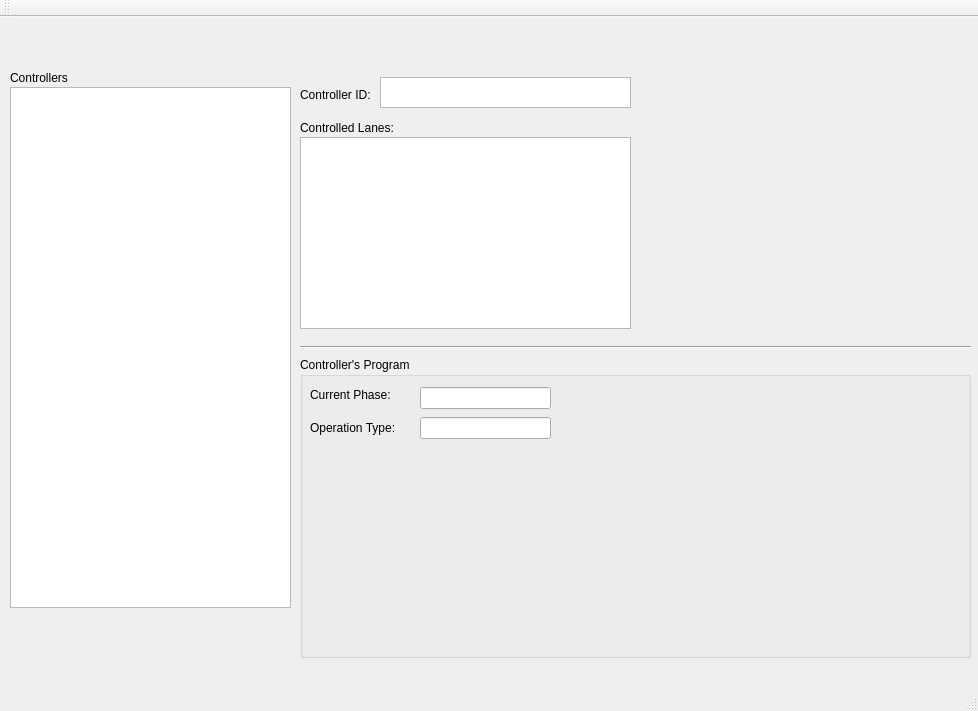
The window that Tcc-GUI/mainwindow.ui (gnakamiti/Supervisor-TCC) describes before a commit, drawn with Qt 5.
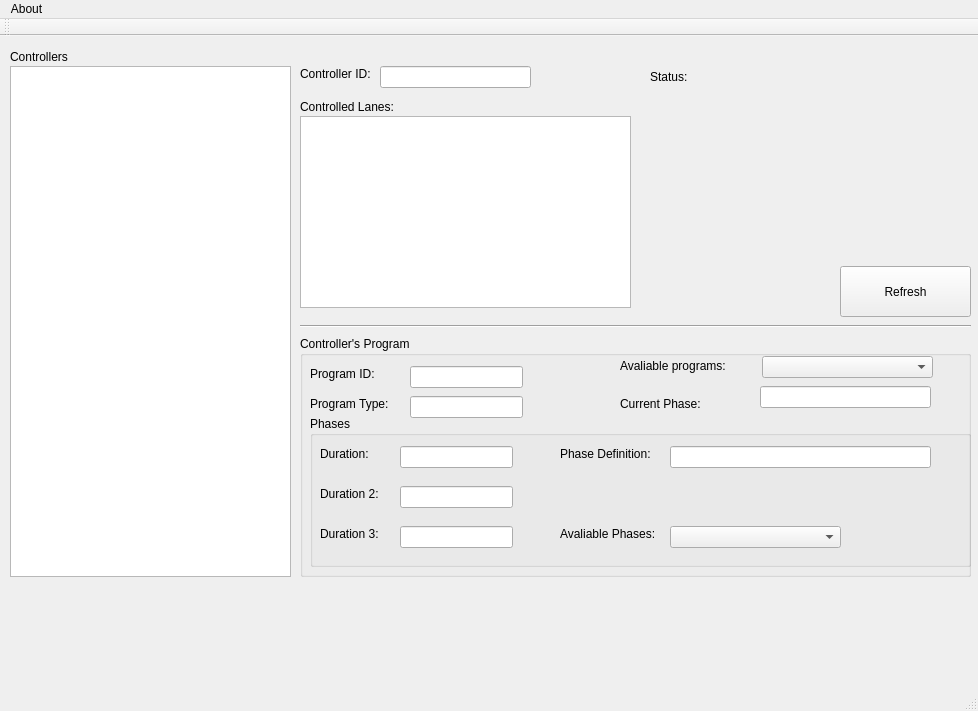
The same window after the commit. Icons and pictures are not drawn.

The edit to the form file:
```diff
--- a/Tcc-GUI/mainwindow.ui
+++ b/Tcc-GUI/mainwindow.ui
@@ -22,9 +22,9 @@
     <property name="geometry">
      <rect>
       <x>10</x>
-      <y>70</y>
+      <y>30</y>
       <width>281</width>
-      <height>521</height>
+      <height>511</height>
      </rect>
     </property>
    </widget>
@@ -32,7 +32,7 @@
     <property name="geometry">
      <rect>
       <x>10</x>
-      <y>50</y>
+      <y>10</y>
       <width>81</width>
       <height>21</height>
      </rect>
@@ -45,7 +45,7 @@
     <property name="geometry">
      <rect>
       <x>300</x>
-      <y>70</y>
+      <y>30</y>
       <width>161</width>
       <height>16</height>
      </rect>
@@ -54,24 +54,11 @@
      <string>Controller ID:</string>
     </property>
    </widget>
-   <widget class="QTextEdit" name="txtControllerName">
-    <property name="geometry">
-     <rect>
-      <x>380</x>
-      <y>60</y>
-      <width>251</width>
-      <height>31</height>
-     </rect>
-    </property>
-    <property name="readOnly">
-     <bool>true</bool>
-    </property>
-   </widget>
    <widget class="QLabel" name="lblControlledLanes">
     <property name="geometry">
      <rect>
       <x>300</x>
-      <y>100</y>
+      <y>60</y>
       <width>141</width>
       <height>21</height>
      </rect>
@@ -84,7 +71,7 @@
     <property name="geometry">
      <rect>
       <x>300</x>
-      <y>120</y>
+      <y>80</y>
       <width>331</width>
       <height>192</height>
      </rect>
@@ -94,7 +81,7 @@
     <property name="geometry">
      <rect>
       <x>300</x>
-      <y>320</y>
+      <y>280</y>
       <width>671</width>
       <height>20</height>
      </rect>
@@ -107,19 +94,244 @@
     <property name="geometry">
      <rect>
       <x>300</x>
-      <y>340</y>
+      <y>300</y>
       <width>671</width>
-      <height>301</height>
+      <height>241</height>
      </rect>
     </property>
     <property name="title">
      <string>Controller's Program</string>
     </property>
+    <widget class="QLabel" name="lblProgramId">
+     <property name="geometry">
+      <rect>
+       <x>10</x>
+       <y>30</y>
+       <width>71</width>
+       <height>16</height>
+      </rect>
+     </property>
+     <property name="text">
+      <string>Program ID:</string>
+     </property>
+    </widget>
+    <widget class="QLabel" name="lblProgramType">
+     <property name="geometry">
+      <rect>
+       <x>10</x>
+       <y>60</y>
+       <width>91</width>
+       <height>16</height>
+      </rect>
+     </property>
+     <property name="text">
+      <string>Program Type:</string>
+     </property>
+    </widget>
+    <widget class="QComboBox" name="comboProgram">
+     <property name="geometry">
+      <rect>
+       <x>462</x>
+       <y>20</y>
+       <width>171</width>
+       <height>22</height>
+      </rect>
+     </property>
+    </widget>
+    <widget class="QLineEdit" name="txtProgramId">
+     <property name="geometry">
+      <rect>
+       <x>110</x>
+       <y>30</y>
+       <width>113</width>
+       <height>22</height>
+      </rect>
+     </property>
+     <property name="readOnly">
+      <bool>true</bool>
+     </property>
+    </widget>
+    <widget class="QLineEdit" name="txtProgramType">
+     <property name="geometry">
+      <rect>
+       <x>110</x>
+       <y>60</y>
+       <width>113</width>
+       <height>22</height>
+      </rect>
+     </property>
+     <property name="readOnly">
+      <bool>true</bool>
+     </property>
+    </widget>
+    <widget class="QLabel" name="lblAvaliablePrograms">
+     <property name="geometry">
+      <rect>
+       <x>320</x>
+       <y>20</y>
+       <width>131</width>
+       <height>20</height>
+      </rect>
+     </property>
+     <property name="text">
+      <string>Avaliable programs:</string>
+     </property>
+    </widget>
+    <widget class="QGroupBox" name="groupBoxPhases">
+     <property name="geometry">
+      <rect>
+       <x>10</x>
+       <y>80</y>
+       <width>661</width>
+       <height>151</height>
+      </rect>
+     </property>
+     <property name="title">
+      <string>Phases</string>
+     </property>
+     <widget class="QLabel" name="lblDuration">
+      <property name="geometry">
+       <rect>
+        <x>10</x>
+        <y>30</y>
+        <width>61</width>
+        <height>16</height>
+       </rect>
+      </property>
+      <property name="text">
+       <string>Duration:</string>
+      </property>
+     </widget>
+     <widget class="QLineEdit" name="txtPhaseDuration">
+      <property name="geometry">
+       <rect>
+        <x>90</x>
+        <y>30</y>
+        <width>113</width>
+        <height>22</height>
+       </rect>
+      </property>
+      <property name="readOnly">
+       <bool>true</bool>
+      </property>
+     </widget>
+     <widget class="QLabel" name="lblDuration2">
+      <property name="geometry">
+       <rect>
+        <x>10</x>
+        <y>70</y>
+        <width>71</width>
+        <height>16</height>
+       </rect>
+      </property>
+      <property name="text">
+       <string>Duration 2:</string>
+      </property>
+     </widget>
+     <widget class="QLineEdit" name="txtPhaseDuration2">
+      <property name="geometry">
+       <rect>
+        <x>90</x>
+        <y>70</y>
+        <width>113</width>
+        <height>22</height>
+       </rect>
+      </property>
+      <property name="readOnly">
+       <bool>true</bool>
+      </property>
+     </widget>
+     <widget class="QLabel" name="lblDuration3">
+      <property name="geometry">
+       <rect>
+        <x>10</x>
+        <y>110</y>
+        <width>71</width>
+        <height>16</height>
+       </rect>
+      </property>
+      <property name="text">
+       <string>Duration 3:</string>
+      </property>
+     </widget>
+     <widget class="QLineEdit" name="txtPhaseDuration3">
+      <property name="geometry">
+       <rect>
+        <x>90</x>
+        <y>110</y>
+        <width>113</width>
+        <height>22</height>
+       </rect>
+      </property>
+      <property name="readOnly">
+       <bool>true</bool>
+      </property>
+     </widget>
+     <widget class="QLabel" name="lblPhaseDef">
+      <property name="geometry">
+       <rect>
+        <x>250</x>
+        <y>30</y>
+        <width>101</width>
+        <height>16</height>
+       </rect>
+      </property>
+      <property name="text">
+       <string>Phase Definition:</string>
+      </property>
+     </widget>
+     <widget class="QLineEdit" name="txtPhaseDef">
+      <property name="geometry">
+       <rect>
+        <x>360</x>
+        <y>30</y>
+        <width>261</width>
+        <height>22</height>
+       </rect>
+      </property>
+      <property name="readOnly">
+       <bool>true</bool>
+      </property>
+     </widget>
+     <widget class="QLabel" name="label">
+      <property name="geometry">
+       <rect>
+        <x>250</x>
+        <y>110</y>
+        <width>101</width>
+        <height>16</height>
+       </rect>
+      </property>
+      <property name="text">
+       <string>Avaliable Phases:</string>
+      </property>
+     </widget>
+     <widget class="QComboBox" name="comboProgramPhase">
+      <property name="geometry">
+       <rect>
+        <x>360</x>
+        <y>110</y>
+        <width>171</width>
+        <height>22</height>
+       </rect>
+      </property>
+     </widget>
+    </widget>
+    <widget class="QLineEdit" name="txtCurrentPhase">
+     <property name="geometry">
+      <rect>
+       <x>460</x>
+       <y>50</y>
+       <width>171</width>
+       <height>22</height>
+      </rect>
+     </property>
+    </widget>
     <widget class="QLabel" name="lblCurrentPhase">
      <property name="geometry">
       <rect>
-       <x>10</x>
-       <y>30</y>
+       <x>320</x>
+       <y>60</y>
        <width>91</width>
        <height>16</height>
       </rect>
@@ -128,45 +340,69 @@
       <string>Current Phase:</string>
      </property>
     </widget>
-    <widget class="QLineEdit" name="txtCurrentPhase">
-     <property name="geometry">
-      <rect>
-       <x>120</x>
-       <y>30</y>
-       <width>131</width>
-       <height>22</height>
-      </rect>
-     </property>
-     <property name="readOnly">
-      <bool>true</bool>
-     </property>
-    </widget>
-    <widget class="QLabel" name="lblOperationType">
-     <property name="geometry">
-      <rect>
-       <x>10</x>
-       <y>60</y>
-       <width>91</width>
-       <height>21</height>
-      </rect>
-     </property>
-     <property name="text">
-      <string>Operation Type:</string>
-     </property>
-    </widget>
-    <widget class="QLineEdit" name="txtOperationType">
-     <property name="geometry">
-      <rect>
-       <x>120</x>
-       <y>60</y>
-       <width>131</width>
-       <height>22</height>
-      </rect>
-     </property>
-     <property name="readOnly">
-      <bool>true</bool>
-     </property>
-    </widget>
+   </widget>
+   <widget class="QLabel" name="lblStatus">
+    <property name="geometry">
+     <rect>
+      <x>650</x>
+      <y>30</y>
+      <width>61</width>
+      <height>21</height>
+     </rect>
+    </property>
+    <property name="text">
+     <string>Status:</string>
+    </property>
+   </widget>
+   <widget class="QLabel" name="lblStatusValue">
+    <property name="geometry">
+     <rect>
+      <x>700</x>
+      <y>20</y>
+      <width>201</width>
+      <height>31</height>
+     </rect>
+    </property>
+    <property name="font">
+     <font>
+      <pointsize>14</pointsize>
+      <weight>75</weight>
+      <bold>true</bold>
+     </font>
+    </property>
+    <property name="text">
+     <string/>
+    </property>
+   </widget>
+   <widget class="QLineEdit" name="txtControllerName">
+    <property name="geometry">
+     <rect>
+      <x>380</x>
+      <y>30</y>
+      <width>151</width>
+      <height>22</height>
+     </rect>
+    </property>
+    <property name="readOnly">
+     <bool>true</bool>
+    </property>
+   </widget>
+   <widget class="QPushButton" name="btnRefresh">
+    <property name="geometry">
+     <rect>
+      <x>840</x>
+      <y>230</y>
+      <width>131</width>
+      <height>51</height>
+     </rect>
+    </property>
+    <property name="text">
+     <string>Refresh</string>
+    </property>
+    <property name="icon">
+     <iconset>
+      <normaloff>refresh.png</normaloff>refresh.png</iconset>
+    </property>
    </widget>
   </widget>
   <widget class="QMenuBar" name="menuBar">
@@ -178,6 +414,12 @@
      <height>26</height>
     </rect>
    </property>
+   <widget class="QMenu" name="menuAbout">
+    <property name="title">
+     <string>About</string>
+    </property>
+   </widget>
+   <addaction name="menuAbout"/>
   </widget>
   <widget class="QToolBar" name="mainToolBar">
    <attribute name="toolBarArea">
```
Left out of the diff: 2 changed lines with no effect on the pictures.
